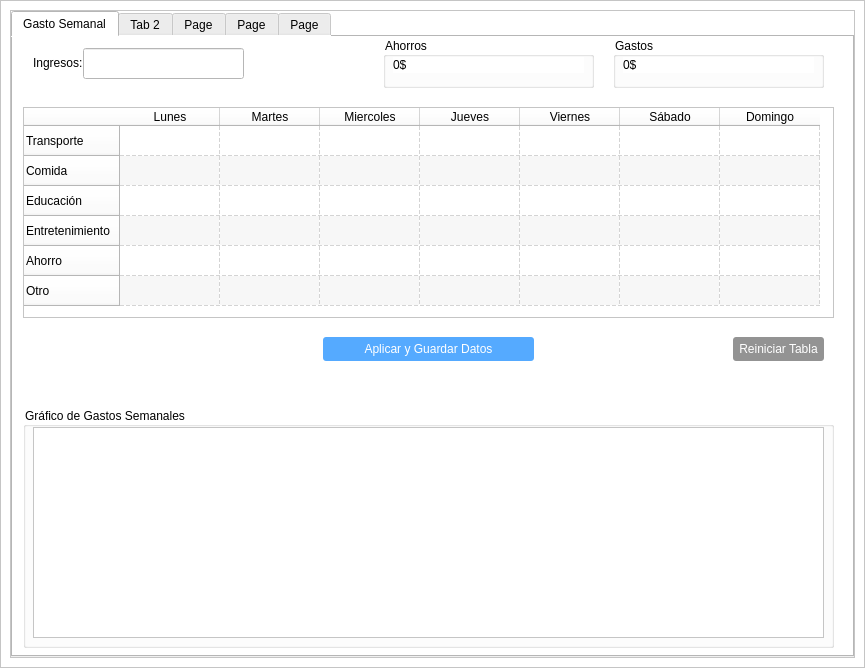
Above: ventanas/finanzas.ui from Danico19827/SLI_Trabajo_Final before the change. Below: the same form after it.
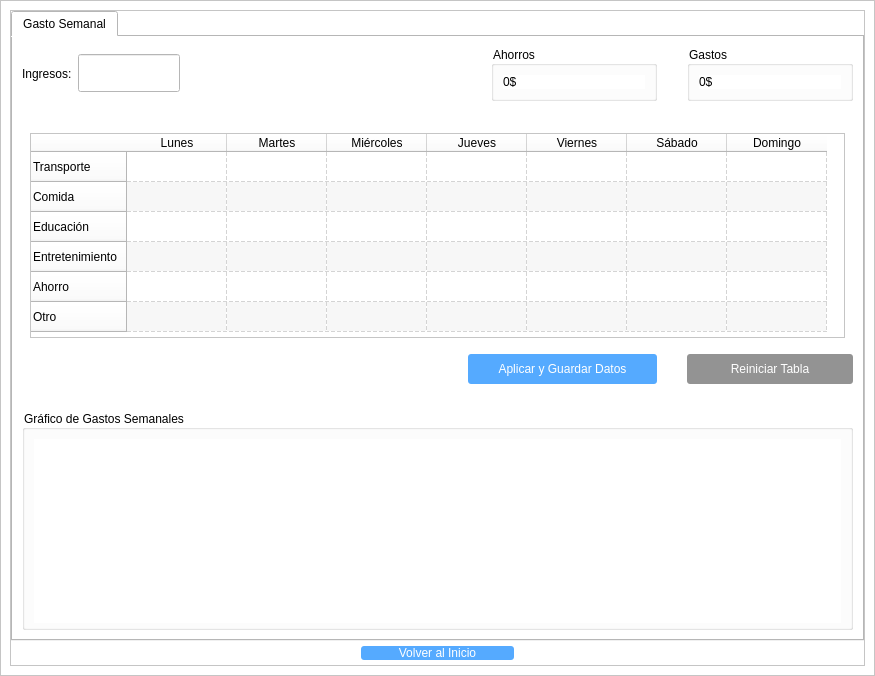
That is the form after the change.

Commit message: Actualización Finanzas

The edit to the form file:
```diff
--- a/ventanas/finanzas.ui
+++ b/ventanas/finanzas.ui
@@ -6,13 +6,16 @@
    <rect>
     <x>0</x>
     <y>0</y>
-    <width>865</width>
-    <height>668</height>
+    <width>875</width>
+    <height>676</height>
    </rect>
   </property>
   <property name="windowTitle">
    <string>Finanzas</string>
   </property>
+  <property name="styleSheet">
+   <string notr="true"/>
+  </property>
   <widget class="QWidget" name="centralwidget">
    <layout class="QVBoxLayout" name="verticalLayout_3">
     <property name="spacing">
@@ -68,6 +71,35 @@
           </property>
           <item>
            <widget class="QTabWidget" name="tabWidget">
+            <property name="styleSheet">
+             <string notr="true">#ingresosInput{
+	width: 100px;
+	padding: 10px 0px;
+}
+
+#ahorros_box{
+	width: 140px;
+	height: 25;
+}
+
+#gastos_box{
+	width: 140px;
+	height: 25;
+}
+
+#tablaInput{
+	width:	100%;
+}
+
+#btnAplicar,#btnReiniciar,#btnInicio{
+	height: 30px;
+	margin-top:10px;
+}
+
+#graficos_box{
+	height:10px;
+}</string>
+            </property>
             <property name="currentIndex">
              <number>0</number>
             </property>
@@ -75,43 +107,313 @@
              <attribute name="title">
               <string>Gasto Semanal</string>
              </attribute>
-             <widget class="QGroupBox" name="groupBox">
-              <property name="geometry">
-               <rect>
-                <x>10</x>
-                <y>370</y>
-                <width>811</width>
-                <height>241</height>
-               </rect>
+             <layout class="QGridLayout" name="gridLayout">
+              <item row="0" column="16" rowspan="2">
+               <widget class="QGroupBox" name="ahorros_box">
+                <property name="title">
+                 <string>Ahorros</string>
+                </property>
+                <layout class="QVBoxLayout" name="verticalLayout_5">
+                 <item>
+                  <widget class="QLabel" name="ahorros_txt">
+                   <property name="text">
+                    <string>0$</string>
+                   </property>
+                  </widget>
+                 </item>
+                </layout>
+               </widget>
+              </item>
+              <item row="0" column="18" rowspan="2">
+               <widget class="QGroupBox" name="gastos_box">
+                <property name="title">
+                 <string>Gastos</string>
+                </property>
+                <layout class="QVBoxLayout" name="verticalLayout_4">
+                 <item>
+                  <widget class="QLabel" name="gastos_txt">
+                   <property name="text">
+                    <string>0$</string>
+                   </property>
+                  </widget>
+                 </item>
+                </layout>
+               </widget>
+              </item>
+              <item row="1" column="15">
+               <spacer name="horizontalSpacer_2">
+                <property name="orientation">
+                 <enum>Qt::Horizontal</enum>
+                </property>
+                <property name="sizeHint" stdset="0">
+                 <size>
+                  <width>40</width>
+                  <height>20</height>
+                 </size>
+                </property>
+               </spacer>
+              </item>
+              <item row="1" column="8">
+               <spacer name="horizontalSpacer_12">
+                <property name="orientation">
+                 <enum>Qt::Horizontal</enum>
+                </property>
+                <property name="sizeHint" stdset="0">
+                 <size>
+                  <width>40</width>
+                  <height>20</height>
+                 </size>
+                </property>
+               </spacer>
+              </item>
+              <item row="5" column="18" alignment="Qt::AlignVCenter">
+               <widget class="QPushButton" name="btnReiniciar">
+                <property name="styleSheet">
+                 <string notr="true">#btnReiniciar{
+	color: rgb(255, 255, 255);
+	background-color: rgb(147, 147, 147);
+	border-radius: 3px;	
+}
+
+#btnReiniciar:hover{
+	background-color: rgb(100, 100, 100);
+}</string>
+                </property>
+                <property name="text">
+                 <string>Reiniciar Tabla</string>
+                </property>
+               </widget>
+              </item>
+              <item row="0" column="2" rowspan="2">
+               <widget class="QLineEdit" name="ingresosInput"/>
+              </item>
+              <item row="1" column="13">
+               <spacer name="horizontalSpacer_8">
+                <property name="orientation">
+                 <enum>Qt::Horizontal</enum>
+                </property>
+                <property name="sizeHint" stdset="0">
+                 <size>
+                  <width>40</width>
+                  <height>20</height>
+                 </size>
+                </property>
+               </spacer>
+              </item>
+              <item row="5" column="15" colspan="2" alignment="Qt::AlignVCenter">
+               <widget class="QPushButton" name="btnAplicar">
+                <property name="styleSheet">
+                 <string notr="true">#btnAplicar{
+	color: rgb(255, 255, 255);
+	background-color: rgb(85, 170, 255);
+	border-radius: 3px;	
+}
+
+#btnAplicar:hover{
+	background-color: rgb(0, 85, 255);
+}</string>
+                </property>
+                <property name="text">
+                 <string>Aplicar y Guardar Datos</string>
+                </property>
+               </widget>
+              </item>
+              <item row="1" column="10">
+               <spacer name="horizontalSpacer_7">
+                <property name="orientation">
+                 <enum>Qt::Horizontal</enum>
+                </property>
+                <property name="sizeHint" stdset="0">
+                 <size>
+                  <width>40</width>
+                  <height>20</height>
+                 </size>
+                </property>
+               </spacer>
+              </item>
+              <item row="0" column="1" rowspan="2">
+               <widget class="QLabel" name="ingreso_txt">
+                <property name="text">
+                 <string>Ingresos:</string>
+                </property>
+                <property name="margin">
+                 <number>0</number>
+                </property>
+                <property name="indent">
+                 <number>-1</number>
+                </property>
+               </widget>
+              </item>
+              <item row="1" column="14">
+               <spacer name="horizontalSpacer_14">
+                <property name="orientation">
+                 <enum>Qt::Horizontal</enum>
+                </property>
+                <property name="sizeHint" stdset="0">
+                 <size>
+                  <width>40</width>
+                  <height>20</height>
+                 </size>
+                </property>
+               </spacer>
+              </item>
+              <item row="1" column="6">
+               <spacer name="horizontalSpacer_11">
+                <property name="orientation">
+                 <enum>Qt::Horizontal</enum>
+                </property>
+                <property name="sizeHint" stdset="0">
+                 <size>
+                  <width>40</width>
+                  <height>20</height>
+                 </size>
+                </property>
+               </spacer>
+              </item>
+              <item row="1" column="7">
+               <spacer name="horizontalSpacer_6">
+                <property name="orientation">
+                 <enum>Qt::Horizontal</enum>
+                </property>
+                <property name="sizeHint" stdset="0">
+                 <size>
+                  <width>40</width>
+                  <height>20</height>
+                 </size>
+                </property>
+               </spacer>
+              </item>
+              <item row="6" column="1" colspan="18">
+               <widget class="QLabel" name="conclusion_txt">
+                <property name="text">
+                 <string/>
+                </property>
+               </widget>
+              </item>
+              <item row="3" column="1" colspan="15">
+               <widget class="QLabel" name="aviso_txt">
+                <property name="font">
+                 <font>
+                  <pointsize>13</pointsize>
+                 </font>
+                </property>
+                <property name="styleSheet">
+                 <string notr="true">color: rgb(255, 0, 0)</string>
+                </property>
+                <property name="text">
+                 <string/>
+                </property>
+               </widget>
+              </item>
+              <item row="1" column="11">
+               <spacer name="horizontalSpacer_3">
+                <property name="orientation">
+                 <enum>Qt::Horizontal</enum>
+                </property>
+                <property name="sizeHint" stdset="0">
+                 <size>
+                  <width>40</width>
+                  <height>20</height>
+                 </size>
+                </property>
+               </spacer>
+              </item>
+              <item row="1" column="12">
+               <spacer name="horizontalSpacer_13">
+                <property name="orientation">
+                 <enum>Qt::Horizontal</enum>
+                </property>
+                <property name="sizeHint" stdset="0">
+                 <size>
+                  <width>40</width>
+                  <height>20</height>
+                 </size>
+                </property>
+               </spacer>
+              </item>
+              <item row="1" column="9">
+               <spacer name="horizontalSpacer_5">
+                <property name="orientation">
+                 <enum>Qt::Horizontal</enum>
+                </property>
+                <property name="sizeHint" stdset="0">
+                 <size>
+                  <width>40</width>
+                  <height>20</height>
+                 </size>
+                </property>
+               </spacer>
+              </item>
+              <item row="1" column="3">
+               <spacer name="horizontalSpacer_4">
+                <property name="orientation">
+                 <enum>Qt::Horizontal</enum>
+                </property>
+                <property name="sizeHint" stdset="0">
+                 <size>
+                  <width>40</width>
+                  <height>20</height>
+                 </size>
+                </property>
+               </spacer>
+              </item>
+              <item row="7" column="1" colspan="18">
+               <widget class="QGroupBox" name="graficos_box">
+                <property name="minimumSize">
+                 <size>
+                  <width>815</width>
+                  <height>220</height>
+                 </size>
+                </property>
+                <property name="styleSheet">
+                 <string notr="true"/>
               </property>
               <property name="title">
                <string>Gráfico de Gastos Semanales</string>
               </property>
-              <widget class="QFrame" name="frameGrafico">
-               <property name="geometry">
-                <rect>
-                 <x>10</x>
-                 <y>20</y>
-                 <width>791</width>
-                 <height>211</height>
-                </rect>
-               </property>
-               <property name="frameShape">
-                <enum>QFrame::StyledPanel</enum>
-               </property>
-               <property name="frameShadow">
-                <enum>QFrame::Raised</enum>
-               </property>
-              </widget>
-             </widget>
+                <layout class="QGridLayout" name="gridLayout_2">
+                 <item row="0" column="0">
+                  <widget class="QWidget" name="frameGrafico" native="true">
+                   <property name="minimumSize">
+                    <size>
+                     <width>795</width>
+                     <height>184</height>
+                    </size>
+                   </property>
+                   <property name="styleSheet">
+                    <string notr="true">max-height:200px;</string>
+                   </property>
+                  </widget>
+                 </item>
+                </layout>
+               </widget>
+              </item>
+              <item row="1" column="4">
+               <spacer name="horizontalSpacer_10">
+                <property name="orientation">
+                 <enum>Qt::Horizontal</enum>
+                </property>
+                <property name="sizeHint" stdset="0">
+                 <size>
+                  <width>40</width>
+                  <height>20</height>
+                 </size>
+                </property>
+               </spacer>
+              </item>
+              <item row="4" column="1" colspan="18" alignment="Qt::AlignHCenter|Qt::AlignVCenter">
              <widget class="QTableWidget" name="tablaInput">
-              <property name="geometry">
-               <rect>
-                <x>10</x>
-                <y>70</y>
-                <width>811</width>
-                <height>211</height>
-               </rect>
+                <property name="minimumSize">
+                 <size>
+                  <width>815</width>
+                  <height>0</height>
+                 </size>
+                </property>
+                <property name="maximumSize">
+                 <size>
+                  <width>815</width>
+                  <height>219</height>
+                 </size>
               </property>
               <property name="sizeAdjustPolicy">
                <enum>QAbstractScrollArea::AdjustToContents</enum>
@@ -209,7 +511,7 @@
               </column>
               <column>
                <property name="text">
-                <string>Miercoles</string>
+                  <string>Miércoles</string>
                </property>
               </column>
               <column>
@@ -409,190 +711,56 @@
                </property>
               </item>
              </widget>
-             <widget class="QLabel" name="label">
-              <property name="geometry">
-               <rect>
-                <x>20</x>
-                <y>10</y>
-                <width>61</width>
-                <height>31</height>
-               </rect>
-              </property>
-              <property name="text">
-               <string>Ingresos:</string>
-              </property>
-              <property name="margin">
-               <number>0</number>
-              </property>
-              <property name="indent">
-               <number>-1</number>
-              </property>
-             </widget>
-             <widget class="QPushButton" name="btnAplicar">
-              <property name="geometry">
-               <rect>
-                <x>310</x>
-                <y>300</y>
-                <width>211</width>
-                <height>24</height>
-               </rect>
-              </property>
+              </item>
+              <item row="1" column="17">
+               <spacer name="horizontalSpacer">
+                <property name="orientation">
+                 <enum>Qt::Horizontal</enum>
+                </property>
+                <property name="sizeHint" stdset="0">
+                 <size>
+                  <width>40</width>
+                  <height>20</height>
+                 </size>
+                </property>
+               </spacer>
+              </item>
+              <item row="1" column="5">
+               <spacer name="horizontalSpacer_9">
+                <property name="orientation">
+                 <enum>Qt::Horizontal</enum>
+                </property>
+                <property name="sizeHint" stdset="0">
+                 <size>
+                  <width>40</width>
+                  <height>20</height>
+                 </size>
+                </property>
+               </spacer>
+              </item>
+             </layout>
+            </widget>
+           </widget>
+          </item>
+          <item>
+           <widget class="QPushButton" name="btnInicio">
               <property name="styleSheet">
-               <string notr="true">#btnAplicar{
+             <string notr="true">#btnInicio{
+	margin: 5px 350px;
 	color: rgb(255, 255, 255);
 	background-color: rgb(85, 170, 255);
 	border-radius: 3px;	
 }
 
-#btnAplicar:hover{
+#btnInicio:hover{
 	background-color: rgb(0, 85, 255);
-}</string>
-              </property>
-              <property name="text">
-               <string>Aplicar y Guardar Datos</string>
-              </property>
-             </widget>
-             <widget class="QGroupBox" name="groupBox_2">
-              <property name="geometry">
-               <rect>
-                <x>600</x>
-                <y>0</y>
-                <width>211</width>
-                <height>51</height>
-               </rect>
-              </property>
-              <property name="title">
-               <string>Gastos</string>
-              </property>
-              <widget class="QLabel" name="gastos_txt">
-               <property name="geometry">
-                <rect>
-                 <x>10</x>
-                 <y>20</y>
-                 <width>191</width>
-                 <height>16</height>
-                </rect>
-               </property>
-               <property name="text">
-                <string>0$</string>
-               </property>
-              </widget>
-             </widget>
-             <widget class="QGroupBox" name="groupBox_3">
-              <property name="geometry">
-               <rect>
-                <x>370</x>
-                <y>0</y>
-                <width>211</width>
-                <height>51</height>
-               </rect>
-              </property>
-              <property name="title">
-               <string>Ahorros</string>
-              </property>
-              <widget class="QLabel" name="ahorro_txt">
-               <property name="geometry">
-                <rect>
-                 <x>10</x>
-                 <y>20</y>
-                 <width>191</width>
-                 <height>16</height>
-                </rect>
-               </property>
-               <property name="text">
-                <string>0$</string>
-               </property>
-              </widget>
-             </widget>
-             <widget class="QLabel" name="aviso_txt">
-              <property name="geometry">
-               <rect>
-                <x>10</x>
-                <y>50</y>
-                <width>351</width>
-                <height>16</height>
-               </rect>
-              </property>
-              <property name="font">
-               <font>
-                <pointsize>13</pointsize>
-               </font>
-              </property>
-              <property name="styleSheet">
-               <string notr="true">color: rgb(255, 0, 0)</string>
-              </property>
-              <property name="text">
-               <string/>
-              </property>
-             </widget>
-             <widget class="QPushButton" name="btnReiniciar">
-              <property name="geometry">
-               <rect>
-                <x>720</x>
-                <y>300</y>
-                <width>91</width>
-                <height>24</height>
-               </rect>
-              </property>
-              <property name="styleSheet">
-               <string notr="true">#btnReiniciar{
-	color: rgb(255, 255, 255);
-	background-color: rgb(147, 147, 147);
-	border-radius: 3px;	
 }
 
-#btnReiniciar:hover{
-	background-color: rgb(100, 100, 100);
-}</string>
+</string>
               </property>
               <property name="text">
-               <string>Reiniciar Tabla</string>
-              </property>
-             </widget>
-             <widget class="QLineEdit" name="ingresosInput">
-              <property name="geometry">
-               <rect>
-                <x>70</x>
-                <y>11</y>
-                <width>161</width>
-                <height>31</height>
-               </rect>
-              </property>
-             </widget>
-             <widget class="QLabel" name="conclusion_txt">
-              <property name="geometry">
-               <rect>
-                <x>10</x>
-                <y>340</y>
-                <width>791</width>
-                <height>20</height>
-               </rect>
-              </property>
-              <property name="text">
-               <string/>
-              </property>
-             </widget>
-            </widget>
-            <widget class="QWidget" name="tab_4">
-             <attribute name="title">
-              <string>Tab 2</string>
-             </attribute>
-            </widget>
-            <widget class="QWidget" name="tab_5">
-             <attribute name="title">
-              <string>Page</string>
-             </attribute>
-            </widget>
-            <widget class="QWidget" name="tab_6">
-             <attribute name="title">
-              <string>Page</string>
-             </attribute>
-            </widget>
-            <widget class="QWidget" name="tab_7">
-             <attribute name="title">
-              <string>Page</string>
-             </attribute>
-            </widget>
+             <string>Volver al Inicio</string>
+            </property>
            </widget>
           </item>
          </layout>
```
Lines whose indentation alone changed are shown as unchanged. The commit also changes 8 other files.
